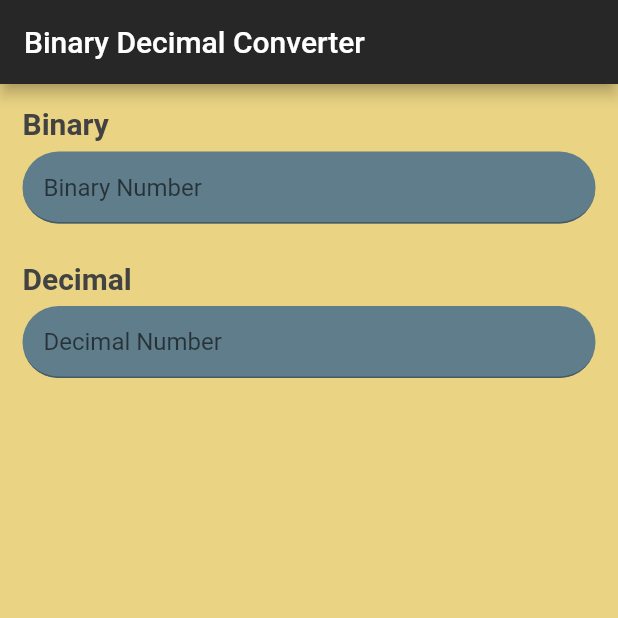
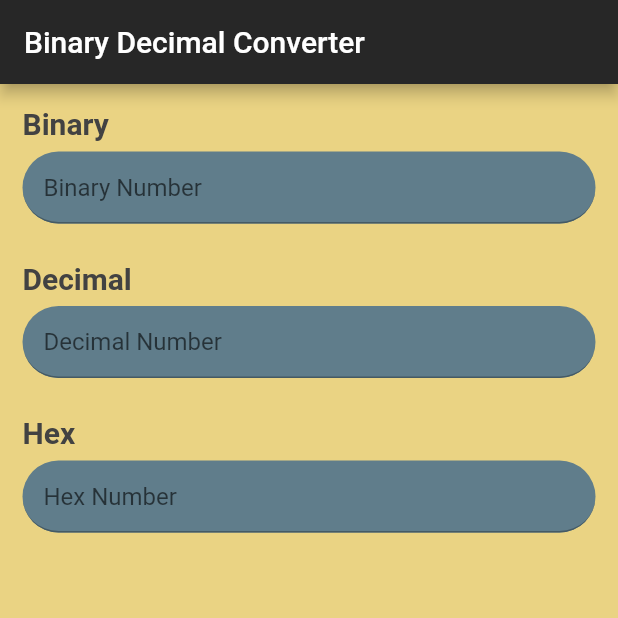
Before and after one commit to Runo22/Number-Base-Converter, a Flutter app: the screen it shows after launch, on a phone screen of 412 x 824 dp, the top half of it. Run offline on Flutter 3.47's test engine with Material 2 defaults, Android fonts, the phone set to English and light mode, and no system bars; missing offline and left inert: convert_hex.

Commit message:
added convert to hex

```diff
--- a/lib/main.dart
+++ b/lib/main.dart
@@ -1,4 +1,5 @@
 import 'dart:math';
+import 'package:convert_hex/convert_hex.dart';
 import 'package:flutter/material.dart';
 import 'package:flutter/services.dart';
 
@@ -26,7 +27,9 @@ class MyHomePage extends StatefulWidget {
 class _MyHomePageState extends State<MyHomePage> {
   final binaryController = TextEditingController();
   final decimalController = TextEditingController();
+  final hexController = TextEditingController();
   final regxbinary = RegExp(r'^[0-1]{1,}$');
+  final regxhex = RegExp(r'^[0-9a-f]+$');
 
   @override
   void dispose() {
@@ -83,14 +86,16 @@ class _MyHomePageState extends State<MyHomePage> {
                   if (text.isEmpty) {
                     setState(() {
                       decimalController.text = "";
+                      hexController.text = "";
                     });
                   }
                   else if (!regxbinary.hasMatch(text)) {
                     checkifbinary(text);
                   }
-                  updateNumbers(text, 0);
+                  updateNumbers(binaryController.text, 0);
                 },
               ),
+
               new SizedBox(
                 height: 25,
               ),
@@ -107,6 +112,7 @@ class _MyHomePageState extends State<MyHomePage> {
               new SizedBox(
                 height: 7,
               ),
+
               new TextField(
                 decoration: new InputDecoration(
                   hintText: "Decimal Number",
@@ -129,9 +135,64 @@ class _MyHomePageState extends State<MyHomePage> {
                   if (text.isEmpty) {
                     setState(() {
                       binaryController.text = "";
+                      hexController.text = "";
                     });
                   }
                   updateNumbers(text, 1);
+                },
+              ),
+
+
+
+
+
+              new SizedBox(
+                height: 25,
+              ),
+
+
+
+              Align(
+                alignment: Alignment.centerLeft,
+                child: Container(
+                  child: Text("Hex",
+                      style: TextStyle(
+                          color: Colors.grey[800],
+                          fontWeight: FontWeight.bold,
+                          fontSize: 20)),
+                ),
+              ),
+              new SizedBox(
+                height: 7,
+              ),
+              new TextField(
+                decoration: new InputDecoration(
+                  hintText: "Hex Number",
+                  contentPadding:
+                      const EdgeInsets.only(left: 14.0, bottom: 8.0, top: 8.0),
+                  focusedBorder: OutlineInputBorder(
+                    borderSide: BorderSide(color: Colors.blueGrey[700]),
+                    borderRadius: BorderRadius.circular(25.7),
+                  ),
+                  enabledBorder: UnderlineInputBorder(
+                    borderSide: BorderSide(color: Colors.blueGrey[700]),
+                    borderRadius: BorderRadius.circular(25.7),
+                  ),
+                  filled: true,
+                  fillColor: Colors.blueGrey,
+                ),
+                controller: hexController,
+                onChanged: (text) {
+                  if (text.isEmpty) {
+                    setState(() {
+                      decimalController.text = "";
+                      binaryController.text = "";
+                    });
+                  }
+                  else if (!regxhex.hasMatch(text)) {
+                    checkifhex(text);
+                  }
+                  updateNumbers(text, 2);
                 },
               ),
             ],
@@ -141,17 +202,36 @@ class _MyHomePageState extends State<MyHomePage> {
     );
   }
 
-  void updateNumbers(sayik, bintodec) {
-    int sayi = int.parse(sayik);
-    if (bintodec == 0) {
-      binaryToDecimal(sayi);
-    } else if (bintodec == 1) {
-      binaryController.text = "";
-      decimalToBinary(sayi);
+  void updateNumbers(String sayik, int bintodec) {
+    if (bintodec == 2) {
+      if(hexController.text.isEmpty){
+        binaryController.text = "";
+        decimalController.text = "";
+      }else {
+        String sayit = Hex.decode(sayik).toString();
+      decimalController.text = sayit;
+      updateNumbers(sayit, 11);
+      }
+    } else{
+      print("11");
+      int sayi = int.parse(sayik);
+      if (bintodec == 0) {
+        fromBinary(sayi);
+      } else if (bintodec == 1 || bintodec == 11) {
+        print("geleyo");
+        if (bintodec == 1) {
+          setState(() {
+          hexController.text = Hex.encode(sayi).toString();
+          });
+        }
+        print("here");
+        binaryController.text = "";
+        fromDecimal(sayi);
+      }
     }
   }
 
-  binaryToDecimal(int binary) {
+  fromBinary(int binary) {
     int decimal = 0;
     int i = 0;
     while (binary != 0) {
@@ -162,18 +242,20 @@ class _MyHomePageState extends State<MyHomePage> {
     }
     setState(() {
       decimalController.text = decimal.toString();
+      hexController.text = Hex.encode(decimal).toString();
     });
   }
 
-  decimalToBinary(int n) {
+  fromDecimal(int n) {
     if (n > 1) {
-      decimalToBinary(n ~/ 2);
+      fromDecimal(n ~/ 2);
     }
     setState(() {
       String a = binaryController.text;
       binaryController.text = a + (n % 2).toString();
     });
   }
+
 
   void checkifbinary(String gik) {
     setState(() {
@@ -182,4 +264,12 @@ class _MyHomePageState extends State<MyHomePage> {
       TextPosition(offset: binaryController.text.length));
     });
   }
+
+  void checkifhex(String gok) {
+    setState(() {
+    hexController.text = gok.substring(0, gok.length - 1);
+    hexController.selection = TextSelection.fromPosition(
+      TextPosition(offset: hexController.text.length));
+    });
+  }
 }
--- a/pubspec.yaml
+++ b/pubspec.yaml
@@ -17,6 +17,7 @@ environment:
   sdk: ">=2.1.0 <3.0.0"
 
 dependencies:
+  convert_hex: ^0.1.7
   flutter:
     sdk: flutter
 
```
Also changed, not shown: pubspec.lock.
